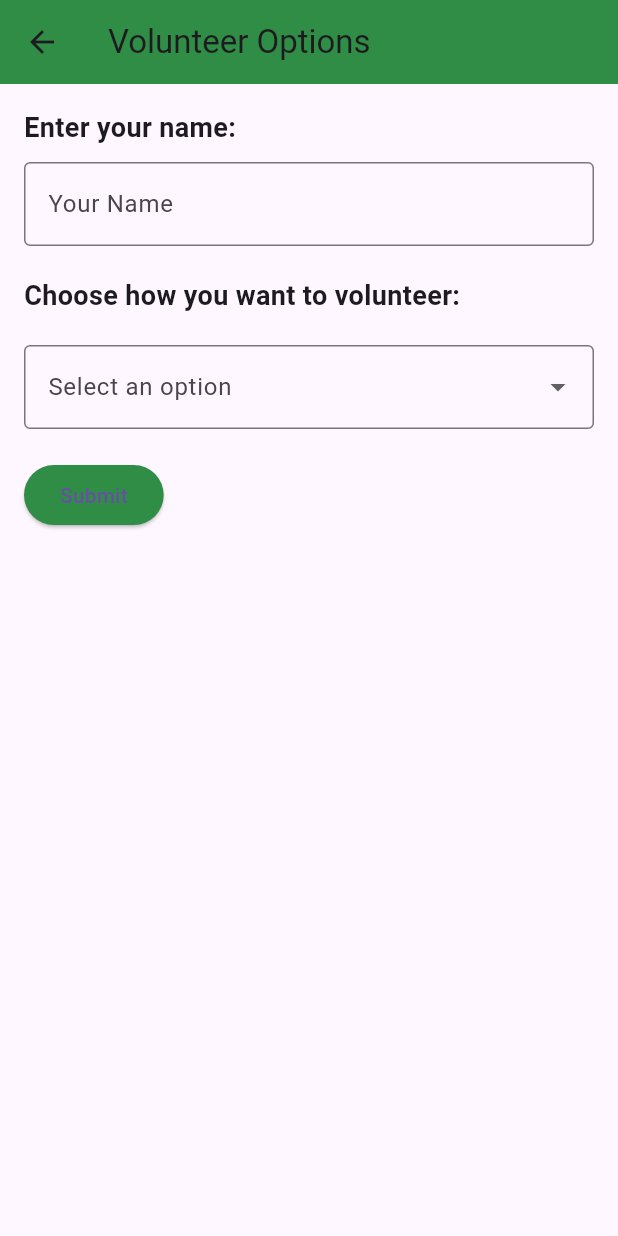
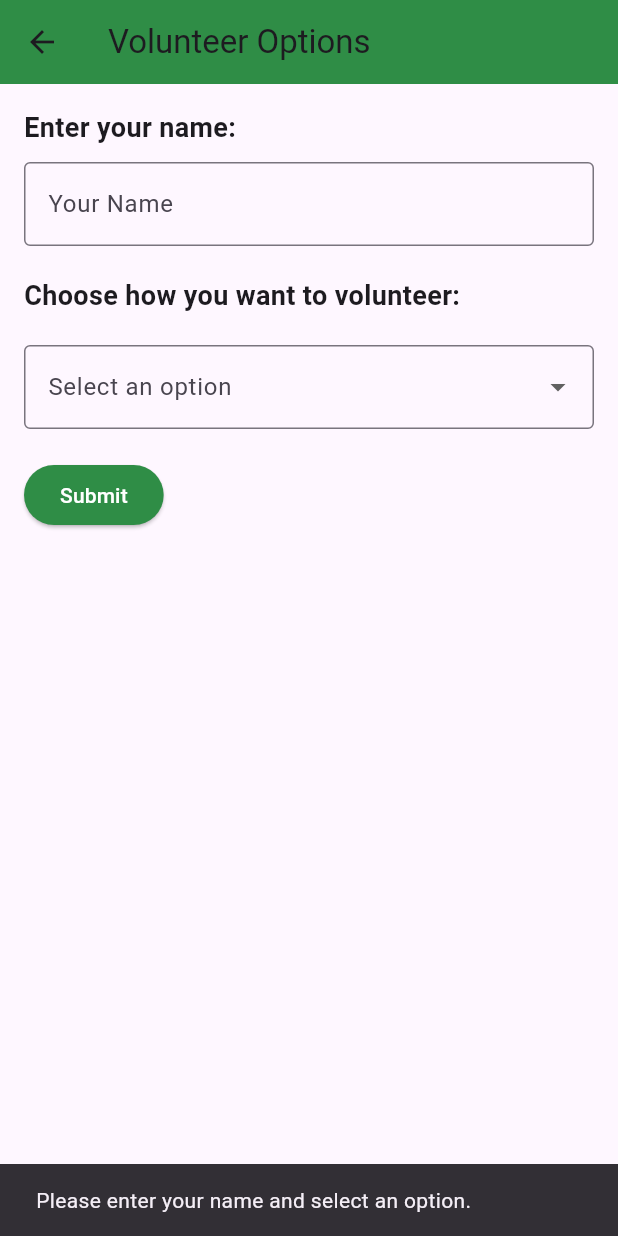
Before and after one commit to dttran0/disaster-resources-app, a Flutter app: the VolunteerPage screen opened directly, after a tap on "Submit", on a phone screen of 412 x 824 dp. Run offline on Flutter 3.47's test engine with Material 3 defaults, Android fonts, the phone set to English and light mode, and no system bars; our stand-ins replace cloud_firestore, firebase_core, flutter_map, geolocator, latlong2; accounts and stored records are empty.

Commit message:
With volunteer score

```diff
--- a/lib/main.dart
+++ b/lib/main.dart
@@ -1,60 +1,23 @@
 import 'package:flutter/material.dart';
 import 'user_location.dart';
-//
-
 import 'package:flutter/material.dart';
 import 'services/nws_service.dart';
 import 'services/find_cities_service.dart'; // Ensure this service is imported as well
-
-// void main() async {
-//   runApp(MyApp());
-//
-//   final lat = 32.7157;  // Latitude of San Diego
-//   final lon = -117.1611; // Longitude of San Diego
-//
-//   final findCitiesService = FindCitiesService();
-//   final nwsService = NWSService();
-//
-//   // Get cities within a 5-mile radius of the given lat/lon
-//   List<String> nearbyCities = await findCitiesService.getCitiesWithin5Miles(lat, lon);
-//
-//   // Now, fetch alerts for the list of cities
-//   List<List<String>> events = [];
-//   List<List<List<double>>> coords = [];
-//   (events, coords) = await nwsService.getAlertsForCities(nearbyCities);
-//
-//   // Print out the alerts and their coordinates
-//   for (var (index, alert) in coords.indexed) {
-//     for (var areaCoords in alert) {
-//       var event = events[index];
-//       print('$event Affected Area Coordinates: $areaCoords');
-//     }
-//   }
-// }
-// class MyApp extends StatelessWidget {
-//   @override
-//   Widget build(BuildContext context) {
-//     return MaterialApp(
-//       title: 'NWS Alerts Test',
-//       home: Scaffold(
-//         appBar: AppBar(title: Text('NWS Alerts Test')),
-//         body: Center(
-//           child: Text('Check console for results!'),
-//         ),
-//       ),
-//     );
-//   }
-// }
-
-//
+import 'package:firebase_core/firebase_core.dart';
+import 'package:cloud_firestore/cloud_firestore.dart';
 import 'package:flutter/material.dart';
 import 'map_screen.dart';
 
-void main() {
+
+void main() async{
+  WidgetsFlutterBinding.ensureInitialized();
+  await Firebase.initializeApp();
   runApp(MyApp());
 }
 
 class MyApp extends StatelessWidget {
+  final nameController = TextEditingController();
+  final pointController = TextEditingController();
   @override
   Widget build(BuildContext context) {
     return MaterialApp(
--- a/lib/map_screen.dart
+++ b/lib/map_screen.dart
@@ -10,6 +10,7 @@ import 'hospital.dart';
 import 'named_marker.dart';
 import 'affectedareawidget.dart';
 import 'resourcelist.dart';
+import 'services/firebase_service.dart';
 
 //volunteer UI
 class VolunteerPage extends StatefulWidget {
@@ -20,6 +21,17 @@ class VolunteerPage extends StatefulWidget {
 class _VolunteerPageState extends State<VolunteerPage> {
   String? _selectedOption;
   String? _name;
+  int _userPoints = 0;
+
+  final FirebaseService _firebaseService = FirebaseService();
+  Future<void> _fetchUserPoints() async {
+    if (_name != null && _name!.isNotEmpty) {
+      final points = await _firebaseService.getUserPoints(_name!);
+      setState(() {
+        _userPoints = points;
+      });
+    }
+  }
   @override
   Widget build(BuildContext context) {
     return Scaffold(
@@ -57,7 +69,7 @@ class _VolunteerPageState extends State<VolunteerPage> {
             SizedBox(height: 20),
             DropdownButtonFormField<String>(
               value: _selectedOption,
-              items: ['Food', 'Water', 'Clothing']
+              items: ['Food', 'Water', 'Clothing', 'Blankets', 'Medical-Aid', 'Hygiene Supplies', 'Shelter Items']
                   .map((option) => DropdownMenuItem(
                 value: option,
                 child: Text(option),
@@ -75,18 +87,31 @@ class _VolunteerPageState extends State<VolunteerPage> {
             ),
             SizedBox(height: 20),
             ElevatedButton(
-              onPressed: () {
-                if (_selectedOption != null) {
-                  // Handle the selected option here
+              onPressed: () async {
+                if (_name != null && _selectedOption != null) {
+                  await _firebaseService.updateUserPoints(_name!, 10); // Add points
+                  final updatedPoints = await _firebaseService.getUserPoints(_name!);
+
                   ScaffoldMessenger.of(context).showSnackBar(
-                    SnackBar(content: Text('You selected $_selectedOption')),
+                    SnackBar(
+                      content: Text(
+                          'Thank you, $_name! You now have $updatedPoints points.'),
+                    ),
+                  );
+
+                  setState(() {
+                    _userPoints = updatedPoints; // Update the points in the UI
+                  });
+                } else {
+                  ScaffoldMessenger.of(context).showSnackBar(
+                    SnackBar(content: Text('Please enter your name and select an option.')),
                   );
                 }
               },
               style: ElevatedButton.styleFrom(
                 backgroundColor: Color(0xFF2F8D46),
               ),
-              child: Text('Submit'),
+              child: Text('Submit', style: TextStyle(color: Colors.white)),
             ),
           ],
         ),
@@ -234,7 +259,7 @@ class _MapScreenState extends State<MapScreen> {
                               style: ElevatedButton.styleFrom(
                                 backgroundColor: Color(0xFF2F8D46),
                               ),
-                              child: Text('Volunteer'),
+                              child: Text('Volunteer', style: TextStyle(color: Colors.white)),
                             ),
                         ],
                       ),
--- /dev/null
+++ b/lib/services/firebase_service.dart
@@ -0,0 +1,37 @@
+import 'package:cloud_firestore/cloud_firestore.dart';
+
+class FirebaseService {
+  final FirebaseFirestore _firestore = FirebaseFirestore.instance;
+
+  // Add or update user points
+  Future<void> updateUserPoints(String name, int points) async {
+    final userRef = _firestore.collection('users').doc(name);
+
+    await _firestore.runTransaction((transaction) async {
+      final DocumentSnapshot snapshot = await transaction.get(userRef);
+
+      if (snapshot.exists) {
+        // Safely cast snapshot data to a map
+        final data = snapshot.data() as Map<String, dynamic>;
+        final currentPoints = data['points'] ?? 0;
+        transaction.update(userRef, {'points': currentPoints + points});
+      } else {
+        // Create a new user
+        transaction.set(userRef, {'name': name, 'points': points});
+      }
+    });
+  }
+
+  // Fetch user points
+  Future<int> getUserPoints(String name) async {
+    final DocumentSnapshot snapshot = await _firestore.collection('users').doc(name).get();
+
+    // Ensure snapshot exists and data is properly cast
+    if (snapshot.exists) {
+      final data = snapshot.data() as Map<String, dynamic>;
+      return data['points'] ?? 0;
+    }
+
+    return 0;
+  }
+}
--- a/pubspec.yaml
+++ b/pubspec.yaml
@@ -39,6 +39,9 @@ dependencies:
   # The following adds the Cupertino Icons font to your application.
   # Use with the CupertinoIcons class for iOS style icons.
   cupertino_icons: ^1.0.8
+  firebase_core: ^2.4.1
+
+  cloud_firestore: ^4.3.2
   #google_maps_flutter:
   #permission_handler:
   http:
```
Also changed, not shown: pubspec.lock, 8 other files.
